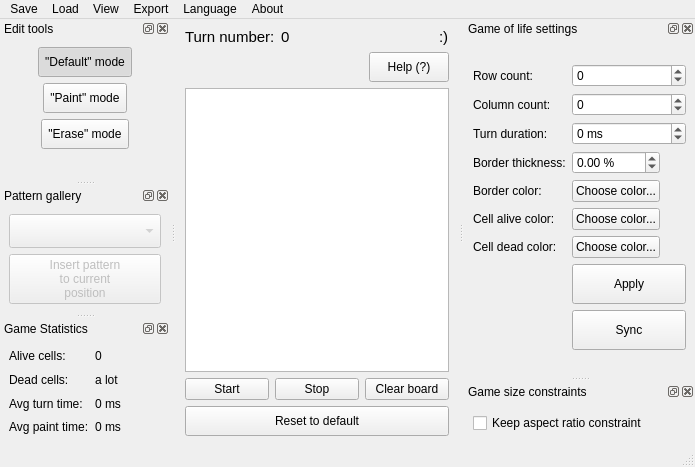
ZyMa-1/Conways_game_of_life_widget, file designer/MainWindow.ui: the form before one commit.
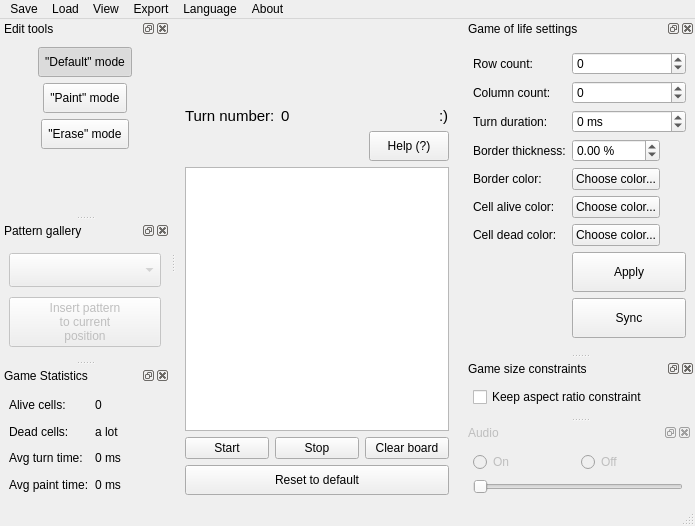
The form after the commit. Custom widgets are drawn as their Qt base class.

Commit message: audio dock widget

Diff of the .ui file:
```diff
--- a/designer/MainWindow.ui
+++ b/designer/MainWindow.ui
@@ -7,7 +7,7 @@
     <x>0</x>
     <y>0</y>
     <width>690</width>
-    <height>467</height>
+    <height>526</height>
    </rect>
   </property>
   <property name="sizePolicy">
@@ -110,6 +110,9 @@
       </item>
       <item>
        <layout class="QHBoxLayout" name="horizontalLayout_2">
+        <property name="sizeConstraint">
+         <enum>QLayout::SetMinimumSize</enum>
+        </property>
         <property name="topMargin">
          <number>0</number>
         </property>
@@ -143,6 +146,12 @@
       </item>
       <item>
        <widget class="GameView" name="game_view">
+        <property name="sizePolicy">
+         <sizepolicy hsizetype="Minimum" vsizetype="Minimum">
+          <horstretch>0</horstretch>
+          <verstretch>0</verstretch>
+         </sizepolicy>
+        </property>
         <property name="minimumSize">
          <size>
           <width>264</width>
@@ -954,6 +963,58 @@
     </layout>
    </widget>
   </widget>
+  <widget class="QDockWidget" name="audio_dock_widget">
+   <property name="enabled">
+    <bool>false</bool>
+   </property>
+   <property name="maximumSize">
+    <size>
+     <width>228</width>
+     <height>85</height>
+    </size>
+   </property>
+   <property name="floating">
+    <bool>false</bool>
+   </property>
+   <property name="windowTitle">
+    <string>Audio</string>
+   </property>
+   <attribute name="dockWidgetArea">
+    <number>2</number>
+   </attribute>
+   <widget class="QWidget" name="dockWidgetContents_7">
+    <layout class="QVBoxLayout" name="verticalLayout_7">
+     <item>
+      <layout class="QHBoxLayout" name="horizontalLayout_4">
+       <property name="topMargin">
+        <number>0</number>
+       </property>
+       <item>
+        <widget class="QRadioButton" name="on_radio_button">
+         <property name="text">
+          <string>On</string>
+         </property>
+        </widget>
+       </item>
+       <item>
+        <widget class="QRadioButton" name="off_radio_button">
+         <property name="text">
+          <string>Off</string>
+         </property>
+        </widget>
+       </item>
+      </layout>
+     </item>
+     <item>
+      <widget class="QSlider" name="volume_horizontal_slider">
+       <property name="orientation">
+        <enum>Qt::Horizontal</enum>
+       </property>
+      </widget>
+     </item>
+    </layout>
+   </widget>
+  </widget>
   <action name="action_about">
    <property name="text">
     <string>About</string>
```
Left out of the diff: 9 changed lines with no effect on the pictures. The commit also changes 5 other files.
